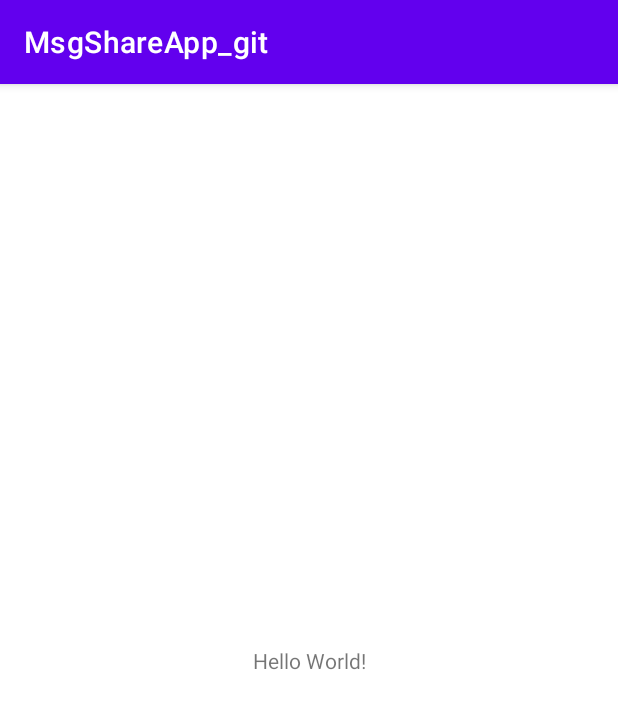
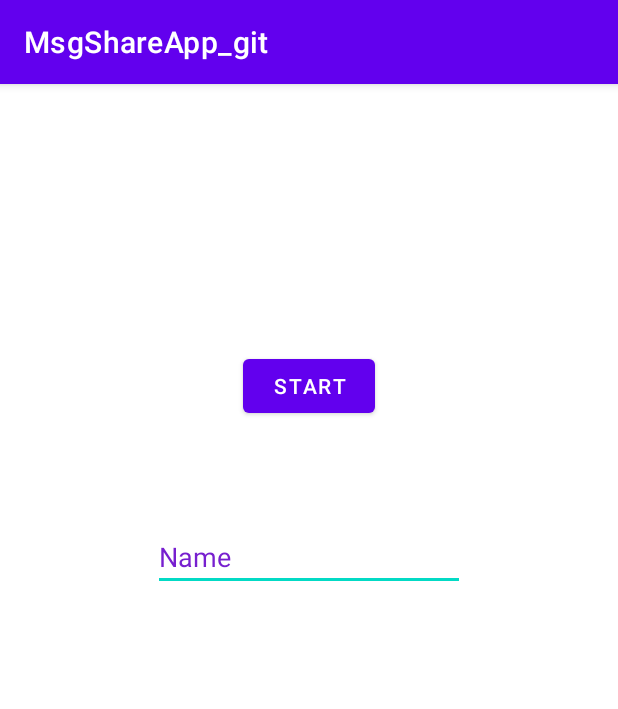
Before and after one commit to Osmanity/MsgShareApp_git, an Android app: the screen it shows after launch (MainActivity), on a phone screen of 412 x 824 dp. Shown: the top 709 px of the screen. Run offline under Robolectric (Android 15) with nearby library versions, the phone set to English and light mode, and no system bars.

Commit message:
6nd Section Two, Video Two

```diff
--- a/app/build.gradle
+++ b/app/build.gradle
@@ -1,6 +1,7 @@
 plugins {
     id 'com.android.application'
     id 'kotlin-android'
+    id 'kotlin-android-extensions'
 }
 
 android {
--- a/app/src/main/java/com/example/msgshareapp_git/MainActivity.kt
+++ b/app/src/main/java/com/example/msgshareapp_git/MainActivity.kt
@@ -1,11 +1,21 @@
 package com.example.msgshareapp_git
 
+import android.os.Bundle
+import android.util.Log
+import android.view.View
+import android.widget.Toast
 import androidx.appcompat.app.AppCompatActivity
-import android.os.Bundle
+import kotlinx.android.synthetic.main.activity_main.*
+
 
 class MainActivity : AppCompatActivity() {
     override fun onCreate(savedInstanceState: Bundle?) {
         super.onCreate(savedInstanceState)
         setContentView(R.layout.activity_main)
+        btnStart.setOnClickListener {
+            //Code
+            Log.i("MainActivity", "Button was clicked")
+            Toast.makeText(this, "Toast test", Toast.LENGTH_LONG).show()
+        }
     }
 }
--- a/app/src/main/res/layout/activity_main.xml
+++ b/app/src/main/res/layout/activity_main.xml
@@ -1,18 +1,37 @@
 <?xml version="1.0" encoding="utf-8"?>
-<androidx.constraintlayout.widget.ConstraintLayout xmlns:android="http://schemas.android.com/apk/res/android"
-    xmlns:app="http://schemas.android.com/apk/res-auto"
+<RelativeLayout xmlns:app="http://schemas.android.com/apk/res-auto"
     xmlns:tools="http://schemas.android.com/tools"
+    xmlns:android="http://schemas.android.com/apk/res/android"
     android:layout_width="match_parent"
     android:layout_height="match_parent"
     tools:context=".MainActivity">
 
-    <TextView
+
+    <EditText
+        android:id="@+id/editTextTextPersonName"
         android:layout_width="wrap_content"
         android:layout_height="wrap_content"
-        android:text="Hello World!"
-        app:layout_constraintBottom_toBottomOf="parent"
-        app:layout_constraintLeft_toLeftOf="parent"
-        app:layout_constraintRight_toRightOf="parent"
-        app:layout_constraintTop_toTopOf="parent" />
+        android:layout_alignParentStart="true"
+        android:layout_alignParentLeft="true"
+        android:layout_alignParentEnd="true"
+        android:layout_alignParentRight="true"
+        android:layout_alignParentBottom="true"
+        android:layout_marginStart="102dp"
+        android:layout_marginLeft="102dp"
+        android:layout_marginEnd="102dp"
+        android:layout_marginRight="102dp"
+        android:layout_marginBottom="430dp"
+        android:ems="10"
+        android:hint="Name"
+        android:inputType="textPersonName"
+        android:textColorHint="#771FCF" />
 
-</androidx.constraintlayout.widget.ConstraintLayout>
+    <Button
+        android:id="@+id/btnStart"
+        android:layout_width="wrap_content"
+        android:layout_height="wrap_content"
+        android:layout_centerHorizontal="true"
+        android:layout_above="@+id/editTextTextPersonName"
+        android:layout_marginBottom="67dp"
+        android:text="Start" />
+</RelativeLayout>
```
